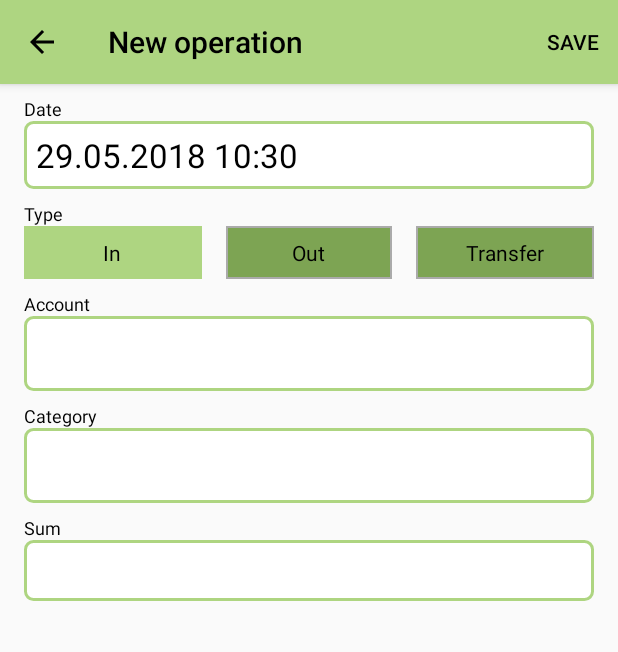
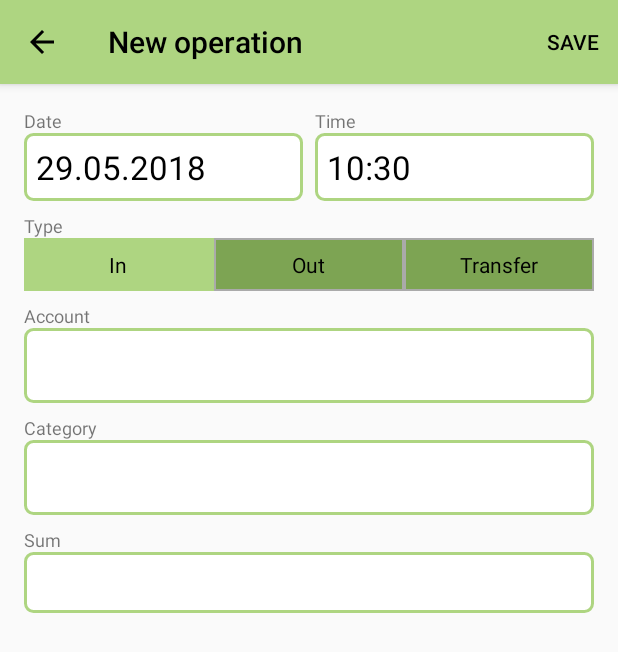
Before and after one commit to EgorenkovPavel/CashFlow, an Android app: the DetailOperationActivity screen opened directly, with no data from a screen before it, on a phone screen of 412 x 824 dp. Shown: the top 652 px of the screen. Run offline under Robolectric (Android 15) with nearby library versions, the phone set to English and light mode, and no system bars.

Commit message:
Design operation activity

```diff
--- a/app/src/main/java/com/epipasha/cashflow/activities/DetailOperationActivity.java
+++ b/app/src/main/java/com/epipasha/cashflow/activities/DetailOperationActivity.java
@@ -50,13 +50,12 @@ public class DetailOperationActivity extends DetailActivity implements LoaderMan
     private int accountId, categoryId, recAccountId;
     private NumberTextWatcherForThousand sumWatcher;
 
-    private Spinner categorySpinner;
+    private Spinner analyticSpinner;
     private Spinner accountSpinner;
-    private Spinner recipientAccountSpinner;
-    private TextView edtDate;
+    private TextView edtDate, edtTime;
     private EditText edtSum;
     private RadioGroup rgType;
-    private TextView lblAccount,lblCategory, lblRecipientAccount;
+    private TextView lblAccount, lblAnalytic;
 
     @Override
     protected void onCreate(@Nullable Bundle savedInstanceState) {
@@ -69,12 +68,20 @@ public class DetailOperationActivity extends DetailActivity implements LoaderMan
         getSupportActionBar().setDisplayHomeAsUpEnabled(true);
 
         edtDate = (TextView)findViewById(R.id.operation_detail_date);
+        edtTime = (TextView)findViewById(R.id.operation_detail_time);
         edtDate.setOnClickListener(new View.OnClickListener() {
             @Override
             public void onClick(View view) {
                 chooseDate();
             }
         });
+        edtTime.setOnClickListener(new View.OnClickListener() {
+            @Override
+            public void onClick(View view) {
+                chooseTime();
+            }
+        });
+
         rgType = (RadioGroup) findViewById(R.id.operation_detail_type_group);
         rgType.setOnCheckedChangeListener(new RadioGroup.OnCheckedChangeListener() {
             @Override
@@ -84,8 +91,7 @@ public class DetailOperationActivity extends DetailActivity implements LoaderMan
         });
 
         lblAccount = (TextView) findViewById(R.id.operation_detail_label_account);
-        lblCategory = (TextView) findViewById(R.id.operation_detail_label_category);
-        lblRecipientAccount = (TextView) findViewById(R.id.operation_detail_label_recipient_account);
+        lblAnalytic = (TextView) findViewById(R.id.operation_detail_label_category);
 
         accountSpinner = (Spinner) findViewById(R.id.operation_detail_account);
         accountSpinner.setOnItemSelectedListener(new AdapterView.OnItemSelectedListener() {
@@ -102,8 +108,7 @@ public class DetailOperationActivity extends DetailActivity implements LoaderMan
 
             }
         });
-        categorySpinner = (Spinner) findViewById(R.id.operation_detail_category);
-        recipientAccountSpinner = (Spinner) findViewById(R.id.operation_detail_recipient_account);
+        analyticSpinner = (Spinner) findViewById(R.id.operation_detail_category);
 
         edtSum = (EditText) findViewById(R.id.operation_detail_sum);
         sumWatcher = new NumberTextWatcherForThousand(edtSum);
@@ -217,9 +222,9 @@ public class DetailOperationActivity extends DetailActivity implements LoaderMan
                         ,0);
 
                 adapter.setDropDownViewResource(android.R.layout.simple_spinner_dropdown_item);
-                categorySpinner.setAdapter(adapter);
+                analyticSpinner.setAdapter(adapter);
 
-                Utils.setPositionById(categorySpinner, categoryId);
+                Utils.setPositionById(analyticSpinner, categoryId);
                 break;
             }
 
@@ -233,9 +238,9 @@ public class DetailOperationActivity extends DetailActivity implements LoaderMan
                         ,0);
 
                 adapter.setDropDownViewResource(android.R.layout.simple_spinner_dropdown_item);
-                recipientAccountSpinner.setAdapter(adapter);
+                analyticSpinner.setAdapter(adapter);
 
-                Utils.setPositionById(recipientAccountSpinner, recAccountId);
+                Utils.setPositionById(analyticSpinner, recAccountId);
                 break;
             }
         }
@@ -248,8 +253,11 @@ public class DetailOperationActivity extends DetailActivity implements LoaderMan
     }
 
     private void setSelectedDate(){
-        SimpleDateFormat format = new SimpleDateFormat("dd.MM.yyyy HH:mm", Locale.getDefault());
+        SimpleDateFormat format = new SimpleDateFormat("dd.MM.yyyy", Locale.getDefault());
         edtDate.setText(format.format(operationDate));
+
+        format.applyPattern("HH:mm");
+        edtTime.setText(format.format(operationDate));
     }
 
     private void setSelectedType(OperationType type){
@@ -271,16 +279,13 @@ public class DetailOperationActivity extends DetailActivity implements LoaderMan
             }
         }
 
-        int categoryVis = type ==OperationType.TRANSFER ? View.GONE : View.VISIBLE;
-        int repAccountVis = type !=OperationType.TRANSFER  ? View.GONE : View.VISIBLE;
-
-        lblCategory.setVisibility(categoryVis);
-        categorySpinner.setVisibility(categoryVis);
-
-        lblRecipientAccount.setVisibility(repAccountVis);
-        recipientAccountSpinner.setVisibility(repAccountVis);
-
-        lblAccount.setText(type ==OperationType.TRANSFER ? getResources().getText(R.string.from) : getResources().getText(R.string.account));
+        if(type == OperationType.TRANSFER){
+            lblAccount.setText(getString(R.string.from));
+            lblAnalytic.setText(getString(R.string.to));
+        }else{
+            lblAccount.setText(getString(R.string.account));
+            lblAnalytic.setText(getString(R.string.category));
+        }
 
     }
 
@@ -307,7 +312,7 @@ public class DetailOperationActivity extends DetailActivity implements LoaderMan
                         c.set(year, monthOfYear, dayOfMonth);
                         operationDate = new Date(c.getTimeInMillis());
 
-                        chooseTime();
+                        setSelectedDate();
                     }
                 },
                 calendar.get(Calendar.YEAR),
@@ -365,7 +370,7 @@ public class DetailOperationActivity extends DetailActivity implements LoaderMan
         values.put(OperationEntry.COLUMN_TYPE, getSelectedType().toDbValue());
         switch (type){
             case IN: case OUT:{
-                int categoryId = Utils.getSelectedId(categorySpinner);
+                int categoryId = Utils.getSelectedId(analyticSpinner);
                 if (categoryId <= 0){
                     Toast.makeText(this, getString(R.string.error_choose_category), Toast.LENGTH_SHORT).show();
                     return;
@@ -375,7 +380,7 @@ public class DetailOperationActivity extends DetailActivity implements LoaderMan
                 break;
             }
             case TRANSFER:{
-                int repAccountId = Utils.getSelectedId(recipientAccountSpinner);
+                int repAccountId = Utils.getSelectedId(analyticSpinner);
                 if(repAccountId <= 0){
                     Toast.makeText(this, getString(R.string.error_choose_rep_account), Toast.LENGTH_SHORT).show();
                     return;
--- a/app/src/main/java/com/epipasha/cashflow/adapters/OperationAdapter.java
+++ b/app/src/main/java/com/epipasha/cashflow/adapters/OperationAdapter.java
@@ -84,7 +84,7 @@ public class OperationAdapter extends Adapter<OperationAdapter.OperationHolder>
         SimpleDateFormat format = new SimpleDateFormat("MM.yyyy HH:mm", Locale.getDefault());
         holder.operationDateView.setText(format.format(date));
 
-        format.applyPattern("MM");
+        format.applyPattern("dd");
         holder.tvDateDay.setText(format.format(date));
 
         format.applyPattern("EEEE");
--- a/app/src/main/res/drawable/progress_bar.xml
+++ b/app/src/main/res/drawable/progress_bar.xml
@@ -9,7 +9,7 @@
 
             <stroke
                 android:width="1dp"
-                android:color="#FF000000" />
+                android:color="@android:color/darker_gray" />
         </shape>
     </item>
     <item android:id="@android:id/progress">
@@ -23,7 +23,7 @@
 
                 <stroke
                     android:width="1dp"
-                    android:color="#FF000000" />
+                    android:color="@android:color/darker_gray" />
             </shape>
         </clip>
     </item>
--- a/app/src/main/res/layout/activity_detail_account.xml
+++ b/app/src/main/res/layout/activity_detail_account.xml
@@ -27,7 +27,7 @@
         android:layout_marginStart="16dp"
         android:layout_marginTop="8dp"
         android:text="@string/name"
-        android:textAppearance="@style/TextAppearance.AppCompat.Caption"
+        style="@style/label"
         android:labelFor="@id/account_detail_name"/>
 
     <EditText
--- a/app/src/main/res/layout/activity_detail_category.xml
+++ b/app/src/main/res/layout/activity_detail_category.xml
@@ -35,7 +35,7 @@
             android:layout_height="wrap_content"
             android:labelFor="@id/category_detail_name"
             android:text="@string/name"
-            android:textAppearance="@style/TextAppearance.AppCompat.Caption" />
+            style="@style/label" />
 
         <EditText
             android:id="@+id/category_detail_name"
@@ -50,7 +50,7 @@
             android:layout_height="wrap_content"
             android:paddingTop="8dp"
             android:text="@string/type"
-            android:textAppearance="@style/TextAppearance.AppCompat.Caption" />
+            style="@style/label" />
 
         <RadioGroup
             android:id="@+id/type_group"
@@ -61,14 +61,12 @@
             <RadioButton
                 android:id="@+id/category_detail_in"
                 style="@style/TypeButton"
-                android:layout_marginRight="8dp"
                 android:checked="true"
                 android:text="@string/in" />
 
             <RadioButton
                 android:id="@+id/category_detail_out"
                 style="@style/TypeButton"
-                android:layout_marginLeft="8dp"
                 android:checked="false"
                 android:text="@string/out" />
 
@@ -80,7 +78,7 @@
             android:labelFor="@id/category_detail_budget"
             android:paddingTop="8dp"
             android:text="@string/budget"
-            android:textAppearance="@style/TextAppearance.AppCompat.Caption" />
+            style="@style/label" />
 
         <EditText
             android:id="@+id/category_detail_budget"
@@ -97,7 +95,7 @@
             android:layout_height="wrap_content"
             android:paddingTop="8dp"
             android:text="@string/chart"
-            android:textAppearance="@style/TextAppearance.AppCompat.Caption" />
+            style="@style/label" />
 
         <com.github.mikephil.charting.charts.BarChart
                 android:id="@+id/chart"
--- a/app/src/main/res/layout/activity_detail_operation.xml
+++ b/app/src/main/res/layout/activity_detail_operation.xml
@@ -1,5 +1,5 @@
 <?xml version="1.0" encoding="utf-8"?>
-<LinearLayout xmlns:android="http://schemas.android.com/apk/res/android"
+<android.support.constraint.ConstraintLayout xmlns:android="http://schemas.android.com/apk/res/android"
     xmlns:app="http://schemas.android.com/apk/res-auto"
     xmlns:tools="http://schemas.android.com/tools"
     android:layout_width="match_parent"
@@ -7,9 +7,13 @@
     android:orientation="vertical">
 
     <android.support.design.widget.AppBarLayout
+        android:id="@+id/appBarLayout"
         android:layout_width="match_parent"
         android:layout_height="wrap_content"
-        android:theme="@style/AppTheme.AppBarOverlay">
+        android:theme="@style/AppTheme.AppBarOverlay"
+        app:layout_constraintEnd_toEndOf="parent"
+        app:layout_constraintStart_toStartOf="parent"
+        app:layout_constraintTop_toTopOf="parent">
 
         <android.support.v7.widget.Toolbar
             android:id="@+id/toolbar"
@@ -20,156 +24,169 @@
 
     </android.support.design.widget.AppBarLayout>
 
-    <LinearLayout
-        android:layout_width="match_parent"
+    <TextView
+        android:id="@+id/lblDate"
+        style="@style/label"
+        android:layout_width="wrap_content"
         android:layout_height="wrap_content"
-        android:orientation="vertical"
-        android:paddingLeft="16dp"
-        android:paddingRight="16dp"
-        android:paddingTop="8dp">
+        android:layout_marginStart="16dp"
+        android:layout_marginTop="16dp"
+        android:layout_weight="1"
+        android:text="@string/date"
+        app:layout_constraintStart_toStartOf="parent"
+        app:layout_constraintTop_toBottomOf="@+id/appBarLayout" />
 
     <TextView
-            android:layout_width="match_parent"
+        android:id="@+id/lblDate2"
+        style="@style/label"
+        android:layout_width="wrap_content"
         android:layout_height="wrap_content"
         android:layout_weight="1"
-            android:text="@string/date"
-            android:textAppearance="@style/TextAppearance.AppCompat.Caption" />
+        android:text="@string/time"
+        app:layout_constraintBottom_toTopOf="@+id/operation_detail_time"
+        app:layout_constraintStart_toStartOf="@+id/operation_detail_time" />
 
     <TextView
         android:id="@+id/operation_detail_date"
-            android:layout_width="match_parent"
+        android:layout_width="0dp"
         android:layout_height="wrap_content"
+        android:layout_marginEnd="4dp"
+        android:layout_marginStart="16dp"
         android:layout_weight="1"
         android:background="@drawable/input_field"
         android:gravity="fill_vertical"
         android:padding="8dp"
         android:textAppearance="@style/TextAppearance.AppCompat.Large"
+        app:layout_constraintEnd_toStartOf="@+id/operation_detail_time"
+        app:layout_constraintHorizontal_bias="0.5"
+        app:layout_constraintStart_toStartOf="parent"
+        app:layout_constraintTop_toBottomOf="@+id/lblDate"
         tools:text="12.10.2018" />
 
     <TextView
-            android:layout_width="match_parent"
+        android:id="@+id/operation_detail_time"
+        android:layout_width="0dp"
         android:layout_height="wrap_content"
-            android:paddingTop="8dp"
+        android:layout_marginEnd="16dp"
+        android:layout_marginStart="4dp"
+        android:layout_weight="1"
+        android:background="@drawable/input_field"
+        android:gravity="fill_vertical"
+        android:padding="8dp"
+        android:textAppearance="@style/TextAppearance.AppCompat.Large"
+        app:layout_constraintEnd_toEndOf="parent"
+        app:layout_constraintHorizontal_bias="0.5"
+        app:layout_constraintStart_toEndOf="@+id/operation_detail_date"
+        app:layout_constraintTop_toTopOf="@+id/operation_detail_date"
+        tools:text="14.25" />
+
+    <TextView
+        android:id="@+id/lblType"
+        style="@style/label"
+        android:layout_width="0dp"
+        android:layout_height="wrap_content"
+        android:layout_marginTop="8dp"
         android:text="@string/type"
-            android:textAppearance="@style/TextAppearance.AppCompat.Caption" />
+        app:layout_constraintStart_toStartOf="@+id/lblDate"
+        app:layout_constraintTop_toBottomOf="@+id/operation_detail_date" />
+
+    <TextView
+        android:id="@+id/operation_detail_label_account"
+        style="@style/label"
+        android:layout_width="0dp"
+        android:layout_height="wrap_content"
+        android:layout_marginTop="8dp"
+        android:layout_weight="1"
+        android:text="@string/account"
+        app:layout_constraintStart_toStartOf="@+id/operation_detail_type_group"
+        app:layout_constraintTop_toBottomOf="@+id/operation_detail_type_group" />
+
+    <Spinner
+        android:id="@+id/operation_detail_account"
+        android:layout_width="0dp"
+        android:layout_height="50dp"
+        android:layout_weight="1"
+        android:background="@drawable/input_field"
+        android:dropDownWidth="match_parent"
+        app:layout_constraintEnd_toEndOf="@+id/operation_detail_time"
+        app:layout_constraintStart_toStartOf="@+id/operation_detail_label_account"
+        app:layout_constraintTop_toBottomOf="@+id/operation_detail_label_account" />
+
+    <Spinner
+        android:id="@+id/operation_detail_category"
+        android:layout_width="0dp"
+        android:layout_height="50dp"
+        android:background="@drawable/input_field"
+        android:dropDownWidth="match_parent"
+        android:spinnerMode="dropdown"
+        app:layout_constraintEnd_toEndOf="@+id/operation_detail_account"
+        app:layout_constraintStart_toStartOf="@+id/operation_detail_label_category"
+        app:layout_constraintTop_toBottomOf="@+id/operation_detail_label_category" />
+
+    <TextView
+        android:id="@+id/operation_detail_label_category"
+        style="@style/label"
+        android:layout_width="0dp"
+        android:layout_height="wrap_content"
+        android:layout_marginTop="8dp"
+        android:text="@string/category"
+        app:layout_constraintStart_toStartOf="@+id/operation_detail_account"
+        app:layout_constraintTop_toBottomOf="@+id/operation_detail_account" />
+
+    <TextView
+        android:id="@+id/lblSum"
+        style="@style/label"
+        android:layout_width="0dp"
+        android:layout_height="wrap_content"
+        android:layout_marginTop="8dp"
+        android:layout_weight="1"
+        android:labelFor="@id/operation_detail_sum"
+        android:text="@string/sum"
+        app:layout_constraintStart_toStartOf="@+id/operation_detail_category"
+        app:layout_constraintTop_toBottomOf="@+id/operation_detail_category" />
+
+    <EditText
+        android:id="@+id/operation_detail_sum"
+        android:layout_width="0dp"
+        android:layout_height="wrap_content"
+        android:layout_weight="1"
+        android:background="@drawable/input_field"
+        android:gravity="end"
+        android:inputType="numberDecimal"
+        android:padding="8dp"
+        app:layout_constraintEnd_toEndOf="@+id/operation_detail_category"
+        app:layout_constraintStart_toStartOf="@+id/lblSum"
+        app:layout_constraintTop_toBottomOf="@+id/lblSum"
+        tools:text="1000" />
 
     <RadioGroup
         android:id="@+id/operation_detail_type_group"
-            android:layout_width="match_parent"
+        android:layout_width="0dp"
         android:layout_height="wrap_content"
         android:layout_weight="1"
-            android:orientation="horizontal">
+        android:orientation="horizontal"
+        app:layout_constraintEnd_toEndOf="@+id/operation_detail_time"
+        app:layout_constraintStart_toStartOf="@+id/lblType"
+        app:layout_constraintTop_toBottomOf="@+id/lblType">
 
         <RadioButton
             android:id="@+id/operation_detail_btnIn"
             style="@style/TypeButton"
-                android:layout_marginRight="8dp"
             android:checked="true"
             android:text="@string/in" />
 
         <RadioButton
             android:id="@+id/operation_detail_btnOut"
             style="@style/TypeButton"
-                android:layout_marginLeft="8dp"
-                android:layout_marginRight="8dp"
             android:checked="false"
             android:text="@string/out" />
 
         <RadioButton
             android:id="@+id/operation_detail_btnTransfer"
             style="@style/TypeButton"
-                android:layout_marginLeft="8dp"
             android:checked="false"
             android:text="@string/transfer" />
 
     </RadioGroup>
 
-        <LinearLayout
-            android:layout_width="match_parent"
-            android:layout_height="wrap_content"
-            android:orientation="vertical">
-
-            <TextView
-                android:id="@+id/operation_detail_label_account"
-                android:layout_width="match_parent"
-                android:layout_height="wrap_content"
-                android:paddingTop="8dp"
-                android:text="@string/account"
-                android:textAppearance="@style/TextAppearance.AppCompat.Caption" />
-
-            <Spinner
-                android:id="@+id/operation_detail_account"
-                android:layout_width="match_parent"
-                android:layout_height="50dp"
-                android:background="@drawable/input_field"
-                android:dropDownWidth="match_parent" />
-
-        </LinearLayout>
-
-        <LinearLayout
-            android:layout_width="match_parent"
-            android:layout_height="wrap_content"
-            android:orientation="vertical">
-
-            <TextView
-                android:id="@+id/operation_detail_label_category"
-                android:layout_width="match_parent"
-                android:layout_height="wrap_content"
-                android:paddingTop="8dp"
-                android:text="@string/category"
-                android:textAppearance="@style/TextAppearance.AppCompat.Caption" />
-
-            <Spinner
-                android:id="@+id/operation_detail_category"
-                android:layout_width="match_parent"
-                android:layout_height="50dp"
-                android:background="@drawable/input_field"
-                android:dropDownWidth="match_parent"
-                android:spinnerMode="dropdown" />
-        </LinearLayout>
-
-        <LinearLayout
-            android:layout_width="match_parent"
-            android:layout_height="wrap_content"
-            android:orientation="vertical">
-
-            <TextView
-                android:id="@+id/operation_detail_label_recipient_account"
-                android:layout_width="match_parent"
-                android:layout_height="wrap_content"
-                android:paddingTop="8dp"
-                android:text="@string/to"
-                android:textAppearance="@style/TextAppearance.AppCompat.Caption" />
-
-            <Spinner
-                android:id="@+id/operation_detail_recipient_account"
-                android:layout_width="match_parent"
-                android:layout_height="50dp"
-                android:background="@drawable/input_field"
-                android:dropDownWidth="match_parent"
-                android:spinnerMode="dropdown" />
-        </LinearLayout>
-
-        <TextView
-            android:layout_width="match_parent"
-            android:layout_height="wrap_content"
-            android:layout_weight="1"
-            android:paddingTop="8dp"
-            android:text="@string/sum"
-            android:textAppearance="@style/TextAppearance.AppCompat.Caption"
-            android:labelFor="@id/operation_detail_sum"/>
-
-        <EditText
-            android:id="@+id/operation_detail_sum"
-            android:layout_width="match_parent"
-            android:layout_height="match_parent"
-            android:layout_weight="1"
-            android:background="@drawable/input_field"
-            android:gravity="end"
-            android:inputType="numberDecimal"
-            android:padding="8dp"
-            tools:text="1000" />
-
-    </LinearLayout>
-
-</LinearLayout>
+</android.support.constraint.ConstraintLayout>
--- a/app/src/main/res/layout/activity_operation_master.xml
+++ b/app/src/main/res/layout/activity_operation_master.xml
@@ -165,6 +165,7 @@
             android:layout_marginEnd="8dp"
             android:layout_marginStart="16dp"
             android:text="@string/account"
+            style="@style/label"
             app:layout_constraintBottom_toTopOf="@+id/spinner_account"
             app:layout_constraintEnd_toStartOf="@+id/spinner_analytic"
             app:layout_constraintStart_toStartOf="parent" />
@@ -176,6 +177,7 @@
             android:layout_marginEnd="8dp"
             android:layout_marginStart="16dp"
             android:text="@string/category"
+            style="@style/label"
             app:layout_constraintBottom_toTopOf="@+id/spinner_analytic"
             app:layout_constraintEnd_toEndOf="@+id/spinner_analytic"
             app:layout_constraintStart_toStartOf="@+id/spinner_analytic" />
--- a/app/src/main/res/values/strings.xml
+++ b/app/src/main/res/values/strings.xml
@@ -74,5 +74,6 @@
     <string name="dialog_delete_operation">Delete operation?</string>
     <string name="chart">Chart</string>
     <string name="delete">Delete</string>
+    <string name="time">Time</string>
 
 </resources>
--- a/app/src/main/res/values/styles.xml
+++ b/app/src/main/res/values/styles.xml
@@ -32,4 +32,8 @@
         <item name="android:gravity">center</item>
     </style>
 
+    <style name="label">
+        <item name="android:textSize">12sp</item>
+    </style>
+
 </resources>
```
Lines whose indentation alone changed are shown as unchanged.
